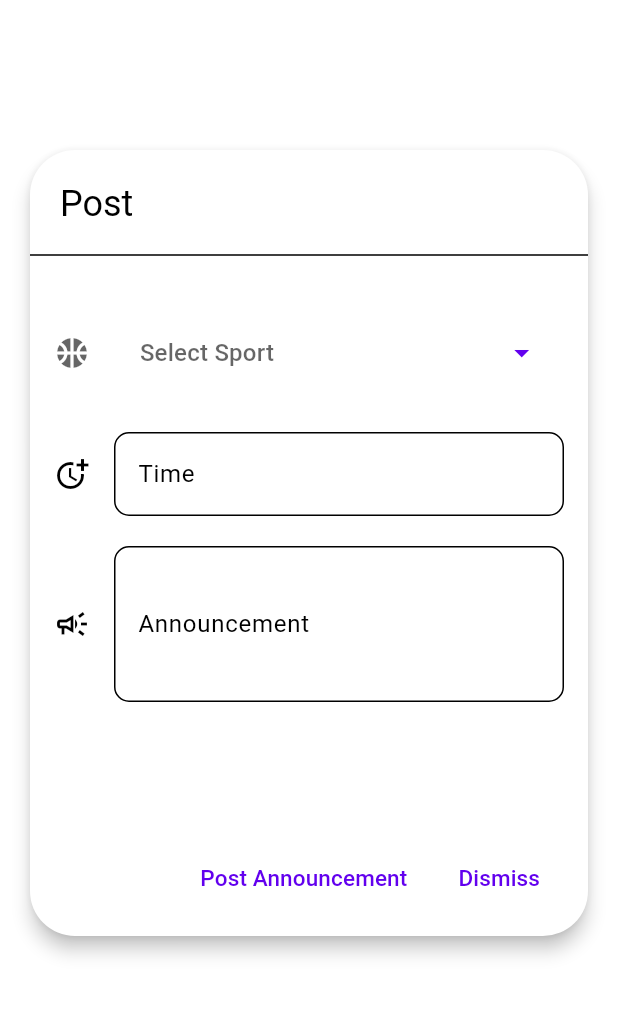
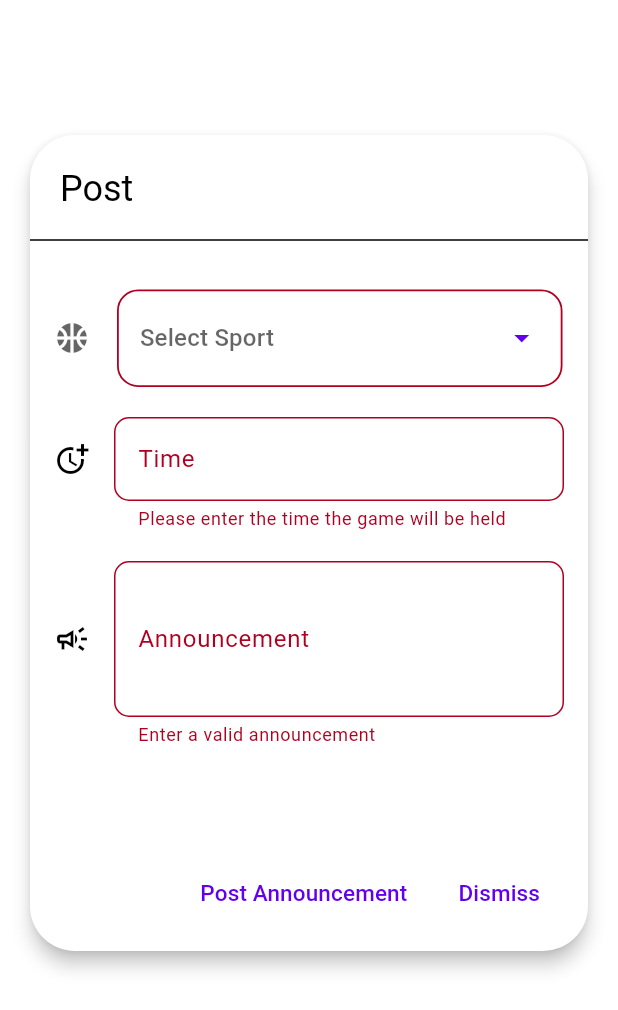
Before and after one commit to saadbadreddine/sefactory-fsw-final-project, a Flutter app: the PostFormWidget widget shown alone on an empty page, opened directly with empty values, after a tap on "Post Announcement", on a phone screen of 412 x 824 dp. Shown: the top 1010 px of the screen. Run offline on Flutter 3.47's test engine with Material 2 defaults, Android fonts, the phone set to English and light mode, and no system bars; drawn by our look-alikes of dropdown_button2, dynamic_color; our stand-ins replace cloud_firestore, firebase_auth, firebase_core, firebase_messaging, firebase_storage, flutter_secure_storage and 4 more; missing offline and left inert: whatsapp_unilink; accounts and stored records are empty; network calls fail; statements that could not run were skipped; project files that could hold a hidden picture were left out.

Commit message:
Added form validation on post submit

```diff
--- a/frontend/lib/widget/post_form_map_card_widget.dart
+++ b/frontend/lib/widget/post_form_map_card_widget.dart
@@ -46,11 +46,15 @@ class PostFormWidgetState extends State<PostFormWidget>
     'Football',
   ];
 
+  bool _dropDownIsError = false;
+
+  final _formKey = GlobalKey<FormState>();
+
   @override
   Widget build(BuildContext context) {
     return Card(
       elevation: 5,
-      margin: const EdgeInsets.fromLTRB(20, 100, 20, 200),
+      margin: const EdgeInsets.fromLTRB(20, 90, 20, 190),
       shape: RoundedRectangleBorder(
         borderRadius: BorderRadius.circular(30),
       ),
@@ -73,6 +77,7 @@ class PostFormWidgetState extends State<PostFormWidget>
             color: Theme.of(context).colorScheme.onBackground,
           ),
           Form(
+            key: _formKey,
             child: Container(
               constraints: _widthConstraints,
               child: Column(
@@ -119,6 +124,7 @@ class PostFormWidgetState extends State<PostFormWidget>
                           value: selectedValue,
                           onChanged: (value) {
                             setState(() {
+                              _dropDownIsError = false;
                               selectedValue = value as String;
                               if (selectedValue == "Basketball") {
                                 postRequest.sportID = 1;
@@ -140,7 +146,9 @@ class PostFormWidgetState extends State<PostFormWidget>
                           buttonDecoration: BoxDecoration(
                               borderRadius: BorderRadius.circular(14),
                               border: Border.all(
-                                  color: Theme.of(context).backgroundColor,
+                                  color: !_dropDownIsError
+                                      ? Theme.of(context).backgroundColor
+                                      : Theme.of(context).errorColor,
                                   width: 1.2),
                               color: Theme.of(context).bottomAppBarColor),
                           itemHeight: 40,
@@ -151,7 +159,7 @@ class PostFormWidgetState extends State<PostFormWidget>
                           dropdownPadding: null,
                           dropdownDecoration: BoxDecoration(
                             borderRadius: BorderRadius.circular(14),
-                            color: Theme.of(context).colorScheme.surfaceVariant,
+                            color: Theme.of(context).cardColor,
                           ),
                           dropdownElevation: 8,
                           scrollbarRadius: const Radius.circular(40),
@@ -164,6 +172,7 @@ class PostFormWidgetState extends State<PostFormWidget>
                   ),
                   const SizedBox(height: 20),
                   TextFormField(
+                    autovalidateMode: AutovalidateMode.onUserInteraction,
                     onTap: () async {
                       FocusScope.of(context).requestFocus(FocusNode());
                       await showTimePicker(
@@ -202,6 +211,14 @@ class PostFormWidgetState extends State<PostFormWidget>
                   ),
                   const SizedBox(height: 20),
                   TextFormField(
+                    autovalidateMode: AutovalidateMode.onUserInteraction,
+                    validator: (value) {
+                      if (value == null || value.isEmpty) {
+                        return 'Enter a valid announcement';
+                      } else {
+                        return null;
+                      }
+                    },
                     onChanged: (text) {
                       postRequest.message = text;
                     },
@@ -226,6 +243,14 @@ class PostFormWidgetState extends State<PostFormWidget>
               children: [
                 TextButton(
                   onPressed: () async {
+                    postRequest.sportID == 0
+                        ? _dropDownIsError = true
+                        : _dropDownIsError = false;
+                    setState(() {});
+                    if (_formKey.currentState!.validate()) {
+                      setState(() {
+                        _formKey.currentState!.save();
+                      });
                       postRequest.lat = widget.lat;
                       postRequest.long = widget.long;
                       postService.post(postRequest, jwtToken!).then((value) {
@@ -238,8 +263,9 @@ class PostFormWidgetState extends State<PostFormWidget>
                               BitmapDescriptor.hueViolet),
                         );
                         widget.onPostCreated();
+                        Navigator.pop(context, 'OK');
                       });
-                    Navigator.pop(context, 'OK');
+                    } else {}
                   },
                   child: const Text(
                     'Post Announcement',
```
Lines whose indentation alone changed are shown as unchanged.
